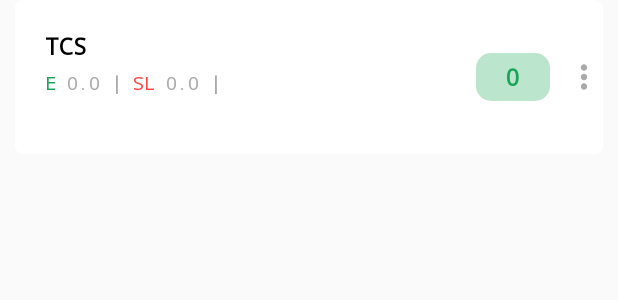
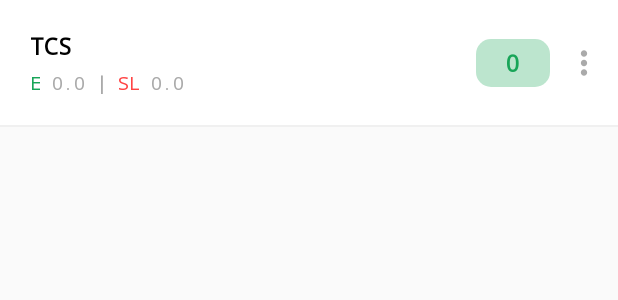
Before and after one commit to snihore/DayTradingTool, an Android app: the layout trade_list_item_layout.xml on its own in the app's theme, with its tools: preview values and no code run, on a phone screen of 412 x 824 dp. Shown: the top 300 px of the screen. Run offline under Robolectric (Android 15) with nearby library versions, the phone set to English and light mode, and no system bars.

Commit message:
Improve UI

```diff
--- a/app/src/main/res/layout/trade_list_item_layout.xml
+++ b/app/src/main/res/layout/trade_list_item_layout.xml
@@ -3,12 +3,7 @@
     android:layout_width="match_parent"
     android:layout_height="wrap_content"
     android:paddingTop="20dp"
-    android:paddingBottom="20dp"
-    android:paddingLeft="20dp"
-    android:background="@drawable/round_corner_white_bg"
-    android:layout_marginBottom="5dp"
-    android:layout_marginLeft="10dp"
-    android:layout_marginRight="10dp">
+    android:background="@android:color/white">
 
     <TextView
         android:id="@+id/trade_list_item_stock_title"
@@ -19,13 +14,15 @@
         android:text="TCS"
         android:textColor="@color/black"
         android:textSize="15sp"
-        android:textStyle="bold" />
+        android:textStyle="bold"
+        android:layout_marginLeft="20dp"/>
     <LinearLayout
         android:id="@+id/trade_list_item_entry_price_layout"
         android:layout_width="wrap_content"
         android:layout_height="wrap_content"
         android:orientation="horizontal"
-        android:layout_below="@id/trade_list_item_stock_title">
+        android:layout_below="@id/trade_list_item_stock_title"
+        android:layout_marginLeft="20dp">
         <TextView
             android:layout_width="wrap_content"
             android:layout_height="wrap_content"
@@ -64,35 +61,35 @@
             android:fontFamily="monospace"
             android:textColor="@color/gray"
             android:textSize="12sp"/>
-        <TextView
-            android:layout_width="wrap_content"
-            android:layout_height="wrap_content"
-            android:text=" | "
-            android:textStyle="bold"
-            android:fontFamily="monospace"
-            android:textColor="@color/gray"
-            android:textSize="12sp"/>
-        <TextView
-            android:id="@+id/trade_list_item_risk_to_reward_tv"
-            android:layout_width="wrap_content"
-            android:layout_height="wrap_content"
-            android:text=""
-            android:fontFamily="monospace"
-            android:textColor="@color/gray"
-            android:textSize="12sp"/>
+<!--        <TextView-->
+<!--            android:layout_width="wrap_content"-->
+<!--            android:layout_height="wrap_content"-->
+<!--            android:text=" | "-->
+<!--            android:textStyle="bold"-->
+<!--            android:fontFamily="monospace"-->
+<!--            android:textColor="@color/gray"-->
+<!--            android:textSize="12sp"/>-->
+<!--        <TextView-->
+<!--            android:id="@+id/trade_list_item_risk_to_reward_tv"-->
+<!--            android:layout_width="wrap_content"-->
+<!--            android:layout_height="wrap_content"-->
+<!--            android:text=""-->
+<!--            android:fontFamily="monospace"-->
+<!--            android:textColor="@color/gray"-->
+<!--            android:textSize="12sp"/>-->
 
     </LinearLayout>
 
     <TextView
-        android:id="@+id/trade_list_item_time_tv"
+        android:id="@+id/trade_list_item_risk_to_reward_tv"
         android:layout_width="wrap_content"
         android:layout_height="wrap_content"
+        android:text=""
+        android:fontFamily="monospace"
+        android:textColor="@color/gray"
+        android:textSize="12sp"
         android:layout_below="@+id/trade_list_item_entry_price_layout"
-        android:layout_marginTop="5dp"
-        android:fontFamily="monospace"
-        android:text=""
-        android:textColor="@color/gray"
-        android:textSize="10sp" />
+        android:layout_marginLeft="20dp"/>
 
     <LinearLayout
         android:layout_width="wrap_content"
@@ -121,6 +118,14 @@
             android:layout_width="25dp"
             android:layout_height="25dp"
             android:src="@drawable/ic_baseline_more_vert_24"
-            android:layout_marginLeft="10dp"/>
+            android:layout_marginLeft="10dp"
+            android:layout_marginRight="10dp"/>
     </LinearLayout>
+    <TextView
+        android:layout_width="match_parent"
+        android:layout_height="1dp"
+        android:background="@color/background"
+        android:layout_below="@+id/trade_list_item_entry_price_layout"
+        android:layout_marginTop="20dp"
+        android:text="Risk to Reward 1:1"/>
 </RelativeLayout>
```
Also changed, not shown: app/src/main/java/com/sourabh/daytradingtool/TradeListActivity.java (+73 -25 lines), app/src/main/java/com/sourabh/daytradingtool/UserInterface/ParentTradeListRecyclerViewAdapter.java (added, +129 -0 lines), app/src/main/java/com/sourabh/daytradingtool/UserInterface/TradeListRecyclerViewAdapter.java (+11 -13 lines), app/src/main/res/layout/activity_trade_list.xml (+34 -1 lines), app/src/main/res/layout/parent_trade_list_item_layout.xml (added, +24 -0 lines).
